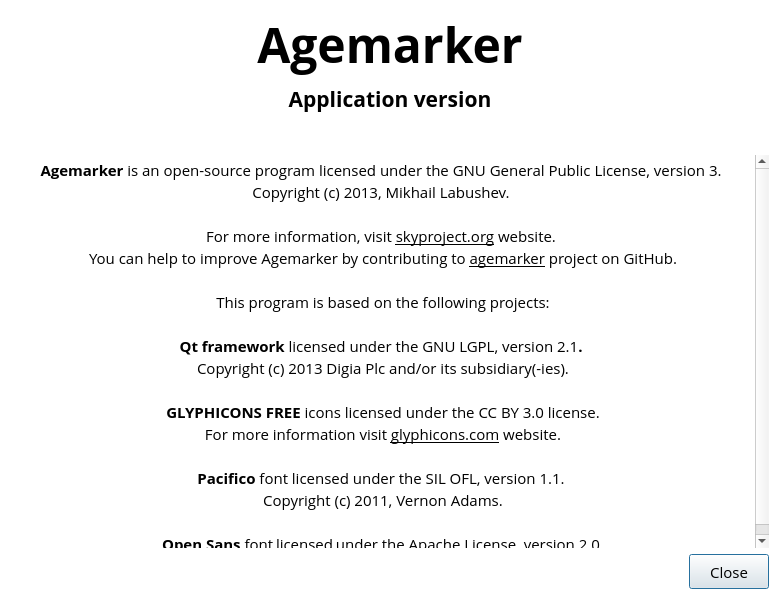
Old version of the form src/Windows/aboutwindow.ui in the repository skyproject/agemarker.
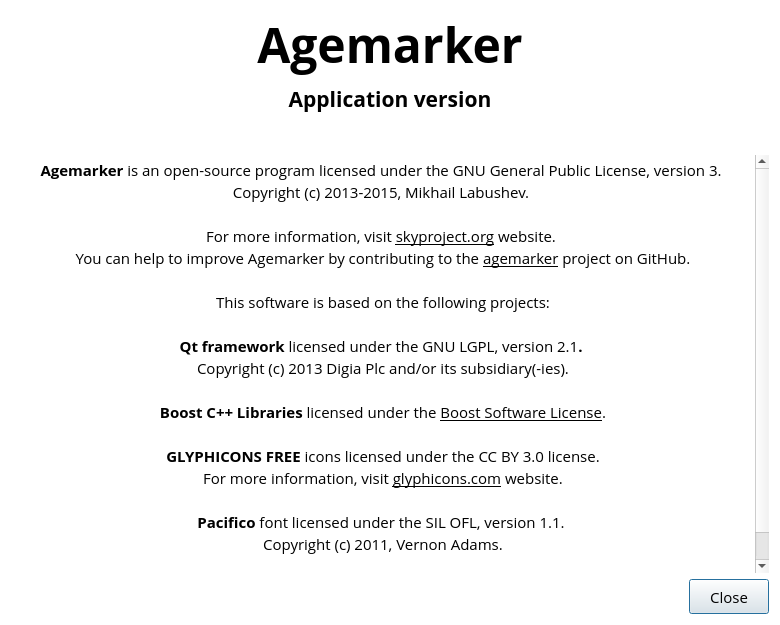
New version of the form. Custom widgets are drawn as their Qt base class.

The edit to the form file:
```diff
--- a/src/Windows/aboutwindow.ui
+++ b/src/Windows/aboutwindow.ui
@@ -7,19 +7,19 @@
     <x>0</x>
     <y>0</y>
     <width>780</width>
-    <height>600</height>
+    <height>625</height>
    </rect>
   </property>
   <property name="minimumSize">
    <size>
     <width>780</width>
-    <height>600</height>
+    <height>625</height>
    </size>
   </property>
   <property name="maximumSize">
    <size>
     <width>780</width>
-    <height>600</height>
+    <height>625</height>
    </size>
   </property>
   <property name="baseSize">
@@ -176,18 +176,20 @@
 p, li { white-space: pre-wrap; }
 &lt;/style&gt;&lt;/head&gt;&lt;body style=&quot; font-family:'Open Sans'; font-size:11pt; font-weight:400; font-style:normal;&quot;&gt;
 &lt;p align=&quot;center&quot; style=&quot; margin-top:0px; margin-bottom:0px; margin-left:0px; margin-right:0px; -qt-block-indent:0; text-indent:0px;&quot;&gt;&lt;span style=&quot; font-weight:600;&quot;&gt;Agemarker&lt;/span&gt; is an open-source program licensed under the GNU General Public License, version 3. &lt;/p&gt;
-&lt;p align=&quot;center&quot; style=&quot; margin-top:0px; margin-bottom:0px; margin-left:0px; margin-right:0px; -qt-block-indent:0; text-indent:0px;&quot;&gt;Copyright (c) 2013, Mikhail Labushev. &lt;/p&gt;
+&lt;p align=&quot;center&quot; style=&quot; margin-top:0px; margin-bottom:0px; margin-left:0px; margin-right:0px; -qt-block-indent:0; text-indent:0px;&quot;&gt;Copyright (c) 2013-2015, Mikhail Labushev. &lt;/p&gt;
 &lt;p align=&quot;center&quot; style=&quot;-qt-paragraph-type:empty; margin-top:0px; margin-bottom:0px; margin-left:0px; margin-right:0px; -qt-block-indent:0; text-indent:0px;&quot;&gt;&lt;br /&gt;&lt;/p&gt;
 &lt;p align=&quot;center&quot; style=&quot; margin-top:0px; margin-bottom:0px; margin-left:0px; margin-right:0px; -qt-block-indent:0; text-indent:0px;&quot;&gt;For more information, visit &lt;a href=&quot;http://skyproject.org/&quot;&gt;&lt;span style=&quot; text-decoration: underline; color:#000000;&quot;&gt;skyproject.org&lt;/span&gt;&lt;/a&gt; website. &lt;/p&gt;
-&lt;p align=&quot;center&quot; style=&quot; margin-top:0px; margin-bottom:0px; margin-left:0px; margin-right:0px; -qt-block-indent:0; text-indent:0px;&quot;&gt;You can help to improve Agemarker by contributing to &lt;a href=&quot;http://github.com/skyproject/agemarker&quot;&gt;&lt;span style=&quot; text-decoration: underline; color:#000000;&quot;&gt;agemarker&lt;/span&gt;&lt;/a&gt; project on GitHub.&lt;/p&gt;
+&lt;p align=&quot;center&quot; style=&quot; margin-top:0px; margin-bottom:0px; margin-left:0px; margin-right:0px; -qt-block-indent:0; text-indent:0px;&quot;&gt;You can help to improve Agemarker by contributing to the &lt;a href=&quot;http://github.com/skyproject/agemarker&quot;&gt;&lt;span style=&quot; text-decoration: underline; color:#000000;&quot;&gt;agemarker&lt;/span&gt;&lt;/a&gt; project on GitHub.&lt;/p&gt;
 &lt;p align=&quot;center&quot; style=&quot;-qt-paragraph-type:empty; margin-top:0px; margin-bottom:0px; margin-left:0px; margin-right:0px; -qt-block-indent:0; text-indent:0px;&quot;&gt;&lt;br /&gt;&lt;/p&gt;
-&lt;p align=&quot;center&quot; style=&quot; margin-top:0px; margin-bottom:0px; margin-left:0px; margin-right:0px; -qt-block-indent:0; text-indent:0px;&quot;&gt;This program is based on the following projects:&lt;/p&gt;
+&lt;p align=&quot;center&quot; style=&quot; margin-top:0px; margin-bottom:0px; margin-left:0px; margin-right:0px; -qt-block-indent:0; text-indent:0px;&quot;&gt;This software is based on the following projects:&lt;/p&gt;
 &lt;p align=&quot;center&quot; style=&quot;-qt-paragraph-type:empty; margin-top:0px; margin-bottom:0px; margin-left:0px; margin-right:0px; -qt-block-indent:0; text-indent:0px;&quot;&gt;&lt;br /&gt;&lt;/p&gt;
 &lt;p align=&quot;center&quot; style=&quot; margin-top:0px; margin-bottom:0px; margin-left:0px; margin-right:0px; -qt-block-indent:0; text-indent:0px;&quot;&gt;&lt;span style=&quot; font-weight:600;&quot;&gt;Qt framework &lt;/span&gt;licensed under the GNU LGPL, version 2.1&lt;span style=&quot; font-weight:600;&quot;&gt;. &lt;/span&gt;&lt;/p&gt;
 &lt;p align=&quot;center&quot; style=&quot; margin-top:0px; margin-bottom:0px; margin-left:0px; margin-right:0px; -qt-block-indent:0; text-indent:0px;&quot;&gt;Copyright (c) 2013 Digia Plc and/or its subsidiary(-ies).&lt;/p&gt;
 &lt;p align=&quot;center&quot; style=&quot;-qt-paragraph-type:empty; margin-top:0px; margin-bottom:0px; margin-left:0px; margin-right:0px; -qt-block-indent:0; text-indent:0px;&quot;&gt;&lt;br /&gt;&lt;/p&gt;
+&lt;p align=&quot;center&quot; style=&quot; margin-top:0px; margin-bottom:0px; margin-left:0px; margin-right:0px; -qt-block-indent:0; text-indent:0px;&quot;&gt;&lt;span style=&quot; font-weight:600;&quot;&gt;Boost C++ Libraries &lt;/span&gt;licensed under the &lt;a href=&quot;http://www.boost.org/users/license.html&quot;&gt;&lt;span style=&quot; text-decoration: underline; color:#000000;&quot;&gt;Boost Software License&lt;/span&gt;&lt;/a&gt;.&lt;/p&gt;
+&lt;p align=&quot;center&quot; style=&quot;-qt-paragraph-type:empty; margin-top:0px; margin-bottom:0px; margin-left:0px; margin-right:0px; -qt-block-indent:0; text-indent:0px;&quot;&gt;&lt;br /&gt;&lt;/p&gt;
 &lt;p align=&quot;center&quot; style=&quot; margin-top:0px; margin-bottom:0px; margin-left:0px; margin-right:0px; -qt-block-indent:0; text-indent:0px;&quot;&gt;&lt;span style=&quot; font-weight:600;&quot;&gt;GLYPHICONS FREE &lt;/span&gt;icons licensed under the CC BY 3.0 license.&lt;/p&gt;
-&lt;p align=&quot;center&quot; style=&quot; margin-top:0px; margin-bottom:0px; margin-left:0px; margin-right:0px; -qt-block-indent:0; text-indent:0px;&quot;&gt;For more information visit &lt;a href=&quot;http://glyphicons.com/&quot;&gt;&lt;span style=&quot; text-decoration: underline; color:#000000;&quot;&gt;glyphicons.com&lt;/span&gt;&lt;/a&gt; website.&lt;/p&gt;
+&lt;p align=&quot;center&quot; style=&quot; margin-top:0px; margin-bottom:0px; margin-left:0px; margin-right:0px; -qt-block-indent:0; text-indent:0px;&quot;&gt;For more information, visit &lt;a href=&quot;http://glyphicons.com/&quot;&gt;&lt;span style=&quot; text-decoration: underline; color:#000000;&quot;&gt;glyphicons.com&lt;/span&gt;&lt;/a&gt; website.&lt;/p&gt;
 &lt;p align=&quot;center&quot; style=&quot;-qt-paragraph-type:empty; margin-top:0px; margin-bottom:0px; margin-left:0px; margin-right:0px; -qt-block-indent:0; text-indent:0px;&quot;&gt;&lt;br /&gt;&lt;/p&gt;
 &lt;p align=&quot;center&quot; style=&quot; margin-top:0px; margin-bottom:0px; margin-left:0px; margin-right:0px; -qt-block-indent:0; text-indent:0px;&quot;&gt;&lt;span style=&quot; font-weight:600;&quot;&gt;Pacifico&lt;/span&gt; font licensed under the SIL OFL, version 1.1. &lt;/p&gt;
 &lt;p align=&quot;center&quot; style=&quot; margin-top:0px; margin-bottom:0px; margin-left:0px; margin-right:0px; -qt-block-indent:0; text-indent:0px;&quot;&gt;Copyright (c) 2011, Vernon Adams.&lt;/p&gt;
```
